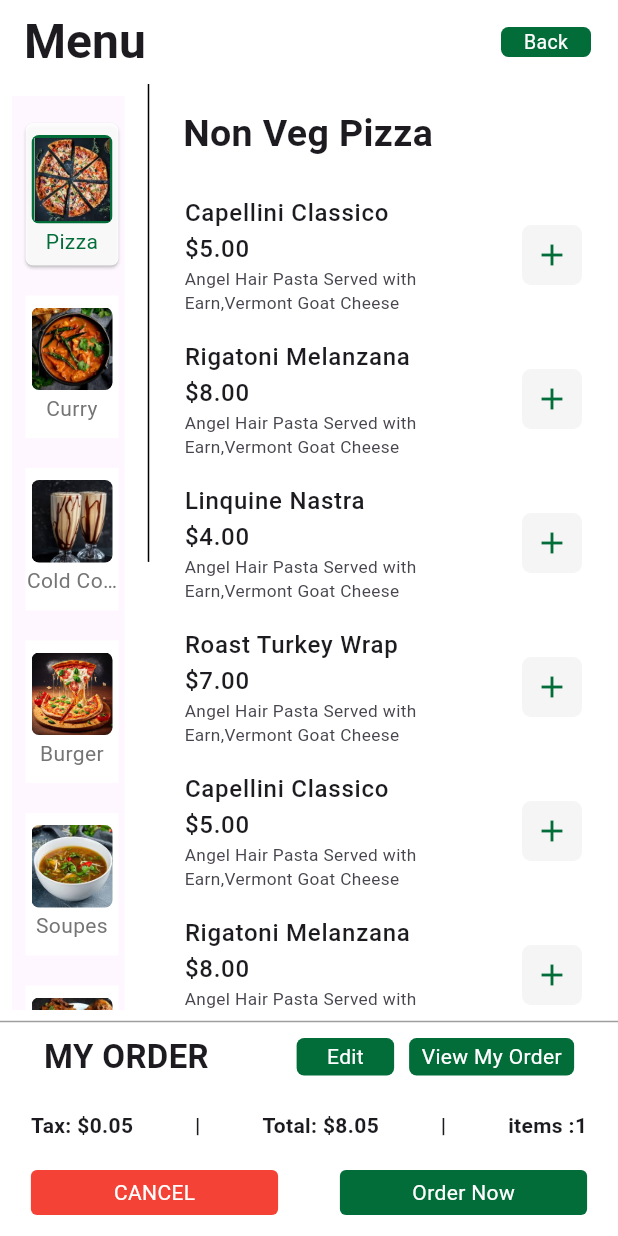
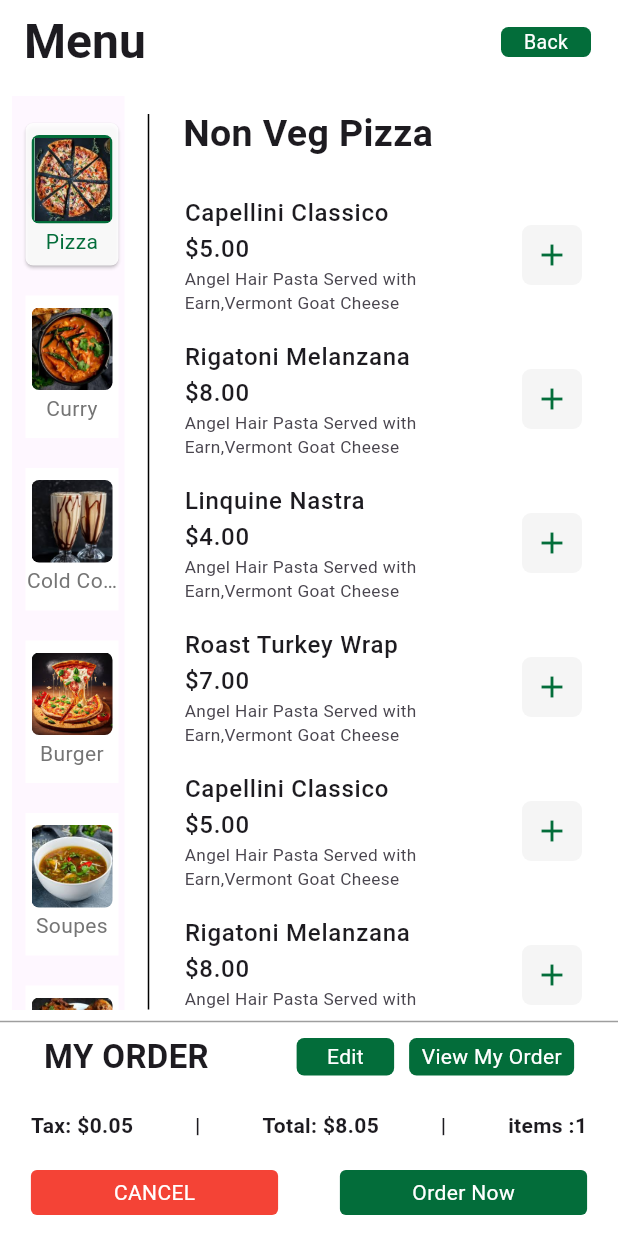
Before and after one commit to amitram108/app2food, a Flutter app: the screen it shows after launch, on a phone screen of 412 x 824 dp. Run offline on Flutter 3.47's test engine with Material 3 defaults, Android fonts, the phone set to English and light mode, and no system bars.

Commit message:
Update main.dart

```diff
--- a/lib/main.dart
+++ b/lib/main.dart
@@ -499,14 +499,10 @@ class _MyHomePageState extends State<MyHomePage> {
                 }),
                 const Padding(
                     padding: EdgeInsets.only(top: 20.0),
-                    child: Baseline(
-                      baseline: 0.2,
-                      baselineType: TextBaseline.ideographic,
-                      child: VerticalDivider(
+                    child: VerticalDivider(
                         thickness: 1.0,
                         color: Colors.black,
-                      ),
-                    )),
+                      ),),
                 Expanded(
                     child: IndexedStack(
                   index: selectedIndex,
```
